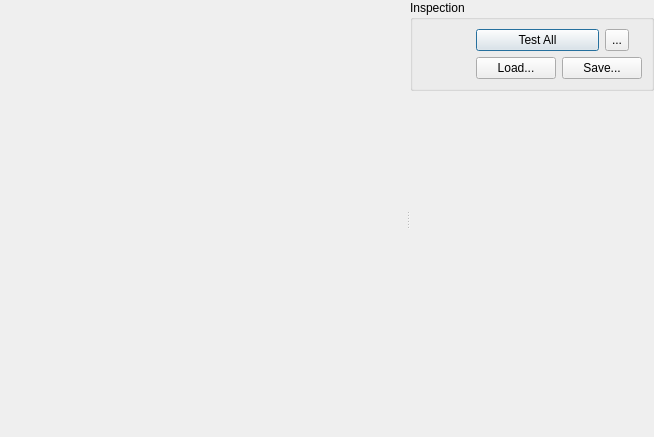
Above: AcfSln/Include/iqtinsp/CInspectionTaskGuiComp.ui from ImagingTools/AcfPublic before the change. Below: the same form after it.
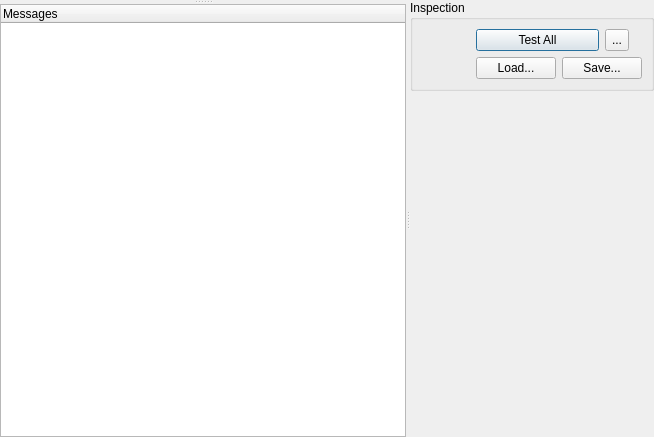
That is the form after the change. Icons and pictures are not drawn.

```diff
--- a/AcfSln/Include/iqtinsp/CInspectionTaskGuiComp.ui
+++ b/AcfSln/Include/iqtinsp/CInspectionTaskGuiComp.ui
@@ -22,13 +22,36 @@
      <property name="orientation">
       <enum>Qt::Horizontal</enum>
      </property>
-     <widget class="QStackedWidget" name="PreviewStack">
+     <widget class="QFrame" name="PrevewFrame">
       <property name="sizePolicy">
-       <sizepolicy hsizetype="Expanding" vsizetype="Preferred">
-        <horstretch>1</horstretch>
+       <sizepolicy hsizetype="Preferred" vsizetype="Preferred">
+        <horstretch>2</horstretch>
         <verstretch>0</verstretch>
        </sizepolicy>
       </property>
+      <property name="frameShape">
+       <enum>QFrame::NoFrame</enum>
+      </property>
+      <layout class="QVBoxLayout" name="verticalLayout_5">
+       <property name="margin">
+        <number>0</number>
+       </property>
+       <item>
+        <widget class="QSplitter" name="MessageListSplitter">
+         <property name="orientation">
+          <enum>Qt::Vertical</enum>
+         </property>
+         <widget class="QStackedWidget" name="PreviewStack"/>
+         <widget class="QTreeWidget" name="MessageList">
+          <column>
+           <property name="text">
+            <string>Messages</string>
+           </property>
+          </column>
+         </widget>
+        </widget>
+       </item>
+      </layout>
      </widget>
      <widget class="QWidget" name="layoutWidget">
       <layout class="QVBoxLayout" name="verticalLayout">
```
Left out of the diff: 4 changed lines with no effect on the pictures.
